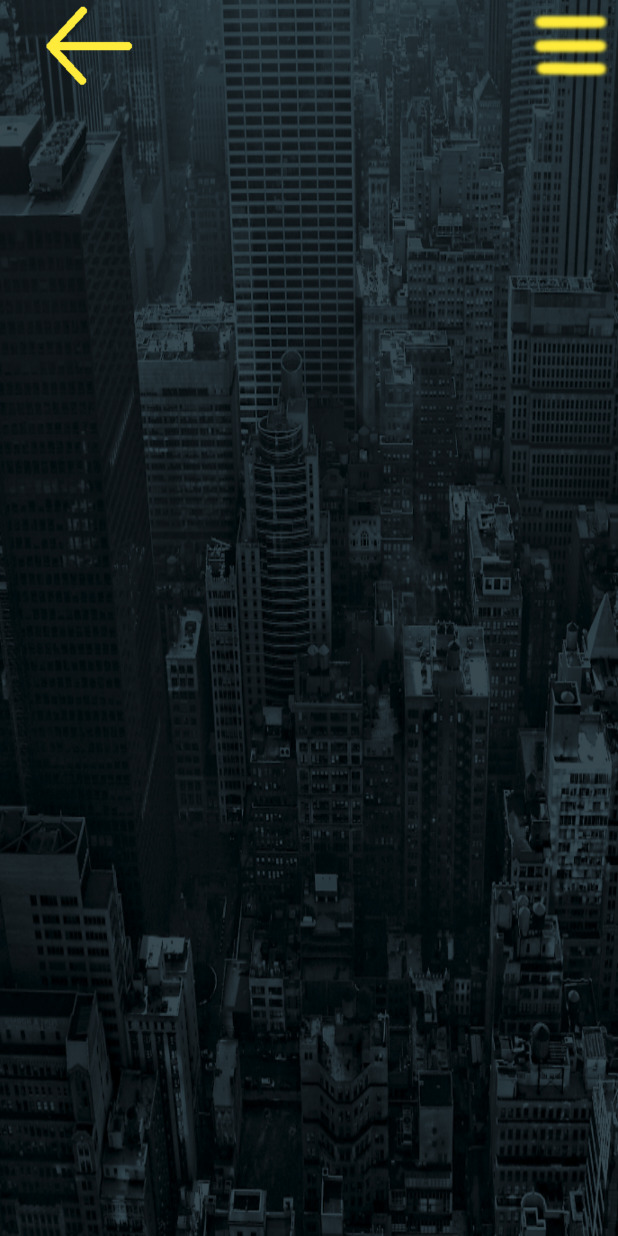
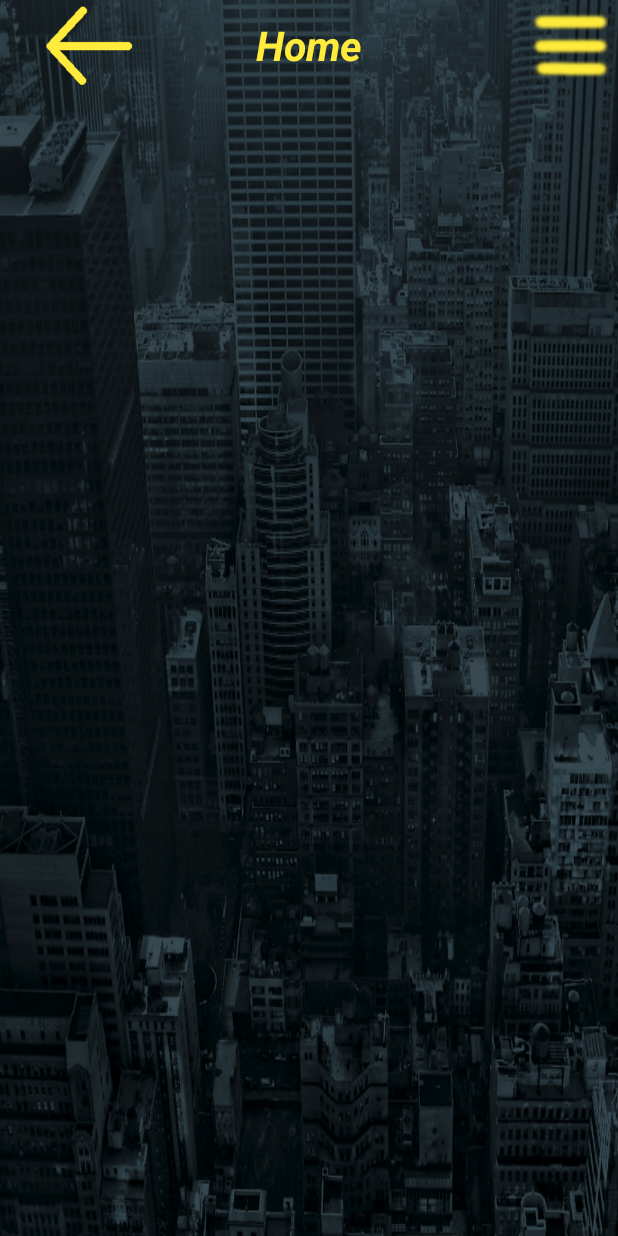
Before and after one commit to CodecoolBP20161/advanced-module-neightbro-taxi, an Android app: the MainActivity screen opened directly, with no data from a screen before it, on a phone screen of 412 x 824 dp. Run offline under Robolectric (Android 15) with nearby library versions, the phone set to English and light mode, and no system bars.

Commit message:
TAXI-132 UI extend with title and version

```diff
--- a/android/app/src/main/java/com/codecool/android/neightbrotaxi/view/MainActivity.java
+++ b/android/app/src/main/java/com/codecool/android/neightbrotaxi/view/MainActivity.java
@@ -20,13 +20,15 @@ import android.widget.Toast;
 import com.codecool.android.neightbrotaxi.R;
 import com.codecool.android.neightbrotaxi.controller.StorageController;
 
+import static java.lang.String.format;
+
 public class MainActivity extends AppCompatActivity {
 
     private static String TAG = MainActivity.class.getSimpleName() + " >>> ¤#¤ >>> ";
     private StorageController storageController;
 
     RelativeLayout mMainLayout;
-    TextView mUserName, mUserEmail;
+    TextView mUserName, mUserEmail, mVersion, mTitle;
 
     @Override
     protected void onCreate(Bundle savedInstanceState) {
@@ -37,13 +39,16 @@ public class MainActivity extends AppCompatActivity {
         mMainLayout = (RelativeLayout) findViewById(R.id.main_layout);
         mUserName = (TextView) findViewById(R.id.userName);
         mUserEmail = (TextView) findViewById(R.id.userEmail);
-
+        mVersion = (TextView) findViewById(R.id.versionTextView);
+        mTitle = (TextView) findViewById(R.id.titleTextView);
         Log.i(TAG, "ACTIVITY CREATED!");
 /*
         // Set to the right color for the toolbar.
         Toolbar toolbar = (Toolbar) findViewById(R.id.toolbar);
         toolbar.setTitleTextColor(getColor(R.color.colorPrimary));
         setSupportActionBar(toolbar);*/
+
+        mTitle.setText(format(getResources().getString(R.string.title), "Home"));
     }
 
     public void back(View view) {
@@ -51,6 +56,7 @@ public class MainActivity extends AppCompatActivity {
             finish();
         }
         mMainLayout.setVisibility(View.INVISIBLE);
+        mTitle.setText(format(getResources().getString(R.string.title), "Home"));
     }
 
     public void showPopup(View v) {
@@ -81,6 +87,7 @@ public class MainActivity extends AppCompatActivity {
     }
 
     private void getProfile() {
+        mTitle.setText(format(getResources().getString(R.string.title), "Profile"));
         mUserName.setText(storageController.getStoredUser().getName());
         mUserEmail.setText(storageController.getStoredUser().getEmail());
 
@@ -91,6 +98,7 @@ public class MainActivity extends AppCompatActivity {
         listView.setAdapter(adapter);
 
         mMainLayout.setVisibility(View.VISIBLE);
+        mVersion.setVisibility(View.INVISIBLE);
 
         FloatingActionButton fab = (FloatingActionButton) findViewById(R.id.fab);
         fab.setOnClickListener(new View.OnClickListener() {
--- a/android/app/src/main/res/layout/activity_main.xml
+++ b/android/app/src/main/res/layout/activity_main.xml
@@ -44,6 +44,22 @@
         android:onClick="back"
         android:contentDescription="@string/note_back"/>
 
+    <TextView
+        android:id="@+id/titleTextView"
+        android:layout_width="wrap_content"
+        android:layout_height="match_parent"
+        android:layout_above="@+id/main_layout"
+        android:layout_alignParentTop="true"
+        android:layout_centerHorizontal="true"
+        android:gravity="center"
+        android:text="@string/title"
+        android:textColor="@color/colorPrimary"
+        android:textSize="27sp"
+        android:textStyle="bold|italic"
+        android:visibility="visible"
+        tools:ignore="RelativeOverlap"
+        tools:text="HOME" />
+
     <ImageView
         android:id="@+id/ic_menu"
         android:layout_width="wrap_content"
@@ -65,6 +81,19 @@
         android:layout_below="@+id/ic_menu"
         android:visibility="invisible"
         >
+
+        <TextView
+            android:id="@+id/versionTextView"
+            android:layout_width="match_parent"
+            android:layout_height="wrap_content"
+            android:layout_below="@+id/userName"
+            android:layout_centerHorizontal="true"
+            android:gravity="center"
+            android:text="@string/version"
+            android:textColor="@color/colorPrimary"
+            android:textSize="24sp"
+            android:textStyle="bold"
+            android:visibility="visible" />
 
         <ImageView
             android:layout_width="wrap_content"
@@ -123,6 +152,7 @@
             android:layout_marginBottom="21dp"
             android:layout_marginRight="12dp"
             />
+
     </RelativeLayout>
 
 </RelativeLayout>
--- a/android/app/src/main/res/values/strings.xml
+++ b/android/app/src/main/res/values/strings.xml
@@ -1,6 +1,8 @@
 <resources>
     <string name="app_name">NeighbroTaxi</string>
+    <string name="version">VERSION: 0.4 (ALPHA)</string>
     <string name="url">http://192.168.161.219:9000/</string>
+    <string name="title">%1$s</string>
     <string name="hint_name">What\'s your full name?</string>
     <string name="hint_email">Email address?</string>
     <string name="hint_password1">Choose a password!</string>
@@ -21,7 +23,6 @@
     <string name="user_id"/>
     <string name="user_name"/>
     <string name="user_email"/>
-
     <string-array name="opinions">
         <item><font color="#ffeb3b"><b>SAMPLE USER</b></font></item>
         <item><font color="#ffeb3b">Sample user opinion text here, nothing special!</font></item>
@@ -30,5 +31,4 @@
         <item><font color="#ffeb3b"><b>SAMPLE USER</b></font></item>
         <item><font color="#ffeb3b">Sample user opinion text here, nothing special!</font></item>
     </string-array>
-
 </resources>
```
